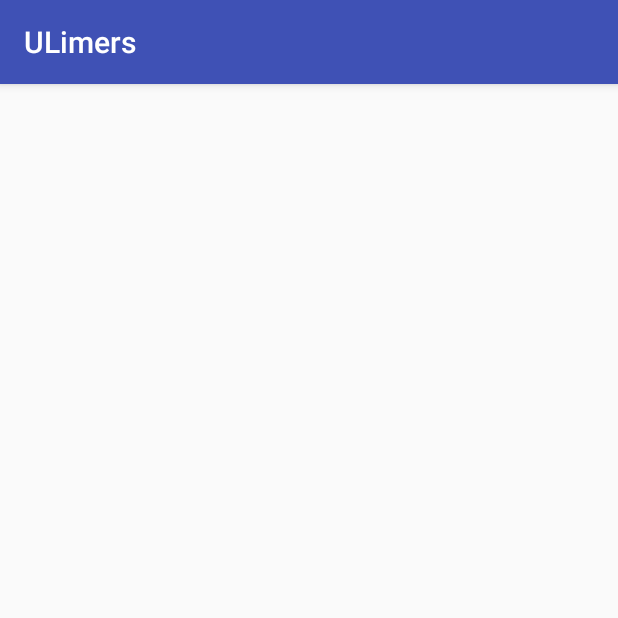
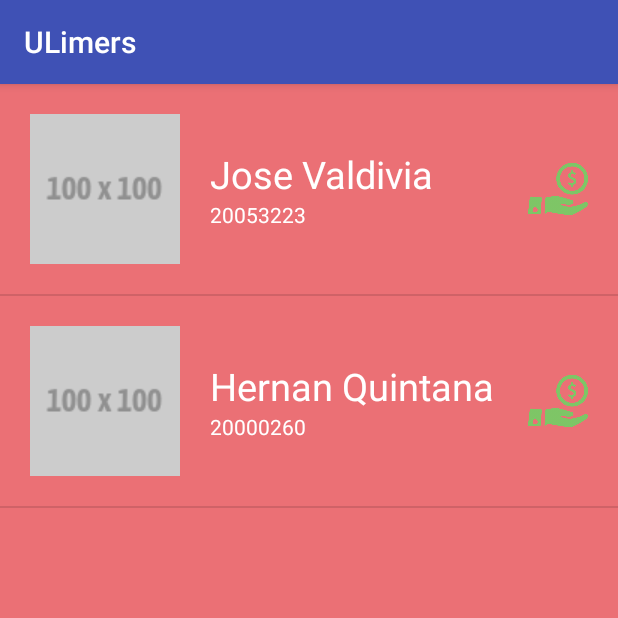
Before and after one commit to ulima-pdm/ulimers, an Android app: the screen it shows after launch (ListadoAlumnosActivity), on a phone screen of 412 x 824 dp, the top half of it. Run offline under Robolectric (Android 15) with nearby library versions, the phone set to English and light mode, and no system bars.

Commit message:
Aplicacion con implementacion de MVP para cargar un listado de alumnos. Comienzo para implementar comunicacion remota.

```diff
--- /dev/null
+++ b/app/src/main/java/pe/edu/ulima/ulimers/adapters/ListadoAlumnosAdapter.java
@@ -0,0 +1,73 @@
+package pe.edu.ulima.ulimers.adapters;
+
+import android.content.Context;
+import android.view.LayoutInflater;
+import android.view.View;
+import android.view.ViewGroup;
+import android.widget.BaseAdapter;
+import android.widget.ImageView;
+import android.widget.TextView;
+
+import java.util.List;
+
+import pe.edu.ulima.ulimers.R;
+import pe.edu.ulima.ulimers.beans.Alumno;
+
+/**
+ * Created by hquintana on 3/05/16.
+ */
+public class ListadoAlumnosAdapter extends BaseAdapter {
+
+    private LayoutInflater mInflater;
+    private List<Alumno> mAlumnos;
+
+    public ListadoAlumnosAdapter(Context context, List<Alumno> alumnos){
+        mInflater = LayoutInflater.from(context);
+        mAlumnos = alumnos;
+    }
+    @Override
+    public int getCount() {
+        return mAlumnos.size();
+    }
+
+    @Override
+    public Object getItem(int i) {
+        return mAlumnos.get(i);
+    }
+
+    @Override
+    public long getItemId(int i) {
+        return mAlumnos.get(i).getId();
+    }
+
+    @Override
+    public View getView(int i, View view, ViewGroup viewGroup) {
+        ViewHolder viewHolder;
+        if (view == null){
+            view = mInflater.inflate(R.layout.item_listado_alumnos, null);
+            viewHolder = new ViewHolder();
+            viewHolder.iviAlumnoFoto =(ImageView) view.findViewById(R.id.iviAlumnoFoto);
+            viewHolder.tviNombreAlumno = (TextView) view.findViewById(R.id.tviNombreAlumno);
+            viewHolder.tviCodigoAlumno = (TextView) view.findViewById(R.id.tviCodigoAlumno);
+            viewHolder.iviAumentarPuntaje = (ImageView) view.findViewById(R.id.iviAumentarPuntaje);
+
+            view.setTag(viewHolder);
+        }else{
+            viewHolder = (ViewHolder) view.getTag();
+        }
+
+        Alumno alumno = mAlumnos.get(i);
+
+        viewHolder.tviNombreAlumno.setText(alumno.getNombre());
+        viewHolder.tviCodigoAlumno.setText(alumno.getCodigo());
+
+        return view;
+    }
+
+    class ViewHolder{
+        ImageView iviAlumnoFoto;
+        TextView tviNombreAlumno;
+        TextView tviCodigoAlumno;
+        ImageView iviAumentarPuntaje;
+    }
+}
--- a/app/src/main/java/pe/edu/ulima/ulimers/beans/Alumno.java
+++ b/app/src/main/java/pe/edu/ulima/ulimers/beans/Alumno.java
@@ -7,13 +7,13 @@ public class Alumno {
     private long id;
     private String nombre;
     private String codigo;
-    private String puntos;
+    private int puntos;
     private String urlFofo;
 
     public Alumno() {
     }
 
-    public Alumno(long id, String nombre, String codigo, String puntos, String urlFofo) {
+    public Alumno(long id, String nombre, String codigo, int puntos, String urlFofo) {
         this.id = id;
         this.nombre = nombre;
         this.codigo = codigo;
@@ -45,11 +45,11 @@ public class Alumno {
         this.codigo = codigo;
     }
 
-    public String getPuntos() {
+    public int getPuntos() {
         return puntos;
     }
 
-    public void setPuntos(String puntos) {
+    public void setPuntos(int puntos) {
         this.puntos = puntos;
     }
 
--- a/app/src/main/java/pe/edu/ulima/ulimers/listadoalumnos/ListadoAlumnosActivity.java
+++ b/app/src/main/java/pe/edu/ulima/ulimers/listadoalumnos/ListadoAlumnosActivity.java
@@ -1,15 +1,41 @@
 package pe.edu.ulima.ulimers.listadoalumnos;
 
+import android.os.Bundle;
 import android.support.v7.app.AppCompatActivity;
-import android.os.Bundle;
+import android.widget.ListView;
+
+import java.util.List;
 
 import pe.edu.ulima.ulimers.R;
+import pe.edu.ulima.ulimers.adapters.ListadoAlumnosAdapter;
+import pe.edu.ulima.ulimers.beans.Alumno;
 
-public class ListadoAlumnosActivity extends AppCompatActivity {
+public class ListadoAlumnosActivity extends AppCompatActivity implements ListadoAlumnosView{
+    ListadoAlumnosPresenter mPresenter;
+
+    ListView lviAlumnos;
 
     @Override
     protected void onCreate(Bundle savedInstanceState) {
         super.onCreate(savedInstanceState);
         setContentView(R.layout.activity_listado_alumnos);
+
+        lviAlumnos = (ListView) findViewById(R.id.lviAlumnos);
+
+        setPresenter(new ListadoAlumnosPresenterImpl(this));
+
+        mPresenter.obtenerAlumnos();
+    }
+
+    @Override
+    public void setPresenter(ListadoAlumnosPresenter presenter) {
+        this.mPresenter= presenter;
+    }
+
+    @Override
+    public void mostrarListadoAlumnos(List<Alumno> alumnos) {
+        ListadoAlumnosAdapter adapter = new ListadoAlumnosAdapter(this, alumnos);
+
+        lviAlumnos.setAdapter(adapter);
     }
 }
--- a/app/src/main/java/pe/edu/ulima/ulimers/listadoalumnos/ListadoAlumnosPresenter.java
+++ b/app/src/main/java/pe/edu/ulima/ulimers/listadoalumnos/ListadoAlumnosPresenter.java
@@ -1,13 +1,9 @@
 package pe.edu.ulima.ulimers.listadoalumnos;
-
-import java.util.List;
-
-import pe.edu.ulima.ulimers.beans.Alumno;
 
 /**
  * Created by hquintana on 3/05/16.
  */
 public interface ListadoAlumnosPresenter {
-    public List<Alumno> obtenerAlumnos();
+    public void obtenerAlumnos();
     public void aumentarPuntaje();
 }
--- a/app/src/main/java/pe/edu/ulima/ulimers/listadoalumnos/ListadoAlumnosPresenterImpl.java
+++ b/app/src/main/java/pe/edu/ulima/ulimers/listadoalumnos/ListadoAlumnosPresenterImpl.java
@@ -1,7 +1,33 @@
 package pe.edu.ulima.ulimers.listadoalumnos;
+
+import java.util.ArrayList;
+import java.util.List;
+
+import pe.edu.ulima.ulimers.beans.Alumno;
 
 /**
  * Created by hquintana on 3/05/16.
  */
-public class ListadoAlumnosPresenterImpl {
+public class ListadoAlumnosPresenterImpl implements ListadoAlumnosPresenter{
+
+    private ListadoAlumnosView mView;
+
+    public ListadoAlumnosPresenterImpl(ListadoAlumnosView view){
+        mView = view;
+    }
+
+    @Override
+    public void obtenerAlumnos() {
+        List<Alumno> alumnos = new ArrayList<>();
+        alumnos.add(new Alumno(1, "Jose Valdivia", "20053223", 0 ,"http://fakeimg.pl/250x100/"));
+        alumnos.add(new Alumno(2, "Hernan Quintana", "20000260", 0 ,"http://fakeimg.pl/250x100/"));
+
+
+        mView.mostrarListadoAlumnos(alumnos);
+    }
+
+    @Override
+    public void aumentarPuntaje() {
+
+    }
 }
--- a/app/src/main/res/layout/activity_listado_alumnos.xml
+++ b/app/src/main/res/layout/activity_listado_alumnos.xml
@@ -7,7 +7,8 @@
     <ListView
         android:id="@+id/lviAlumnos"
         android:layout_width="match_parent"
-        android:layout_height="match_parent">
+        android:layout_height="match_parent"
+        android:background="#EB7075">
 
     </ListView>
 </RelativeLayout>
--- a/app/src/main/res/layout/item_listado_alumnos.xml
+++ b/app/src/main/res/layout/item_listado_alumnos.xml
@@ -8,15 +8,21 @@
         android:layout_width="wrap_content"
         android:layout_height="wrap_content"
         android:layout_alignParentLeft="true"
-        android:layout_centerVertical="true"/>
+        android:layout_centerVertical="true"
+        android:src="@drawable/alumno_fake"
+        android:layout_marginRight="20dp"/>
+    <LinearLayout
+        android:layout_width="wrap_content"
+        android:layout_height="wrap_content"
+        android:layout_toRightOf="@id/iviAlumnoFoto"
+        android:layout_centerVertical="true"
+        android:orientation="vertical">
         <TextView
             android:id="@+id/tviNombreAlumno"
             android:layout_width="wrap_content"
             android:layout_height="wrap_content"
             android:text="Hernan Quintana Cruz"
-        android:layout_toRightOf="@id/iviAlumnoFoto"
-        android:layout_alignTop="@id/iviAlumnoFoto"
-        android:textColor="#6AD9BC"
+            android:textColor="#FFFFFF"
             android:textSize="25sp"/>
         <TextView
             android:id="@+id/tviCodigoAlumno"
@@ -25,11 +31,15 @@
             android:layout_below="@id/tviNombreAlumno"
             android:layout_alignLeft="@id/tviNombreAlumno"
             android:text="20122323"
-        android:textColor="#6AD9BC"/>
+            android:textColor="#FFFFFF"/>
+    </LinearLayout>
+
     <ImageView
+        android:id="@+id/iviAumentarPuntaje"
         android:src="@drawable/money"
         android:layout_width="40dp"
         android:layout_height="wrap_content"
+        android:adjustViewBounds="true"
         android:layout_alignParentRight="true"
         android:layout_centerVertical="true"/>
 
```
Also changed, not shown: app/src/main/res/drawable/alumno_fake.png (added). Lines whose indentation alone changed are shown as unchanged.
